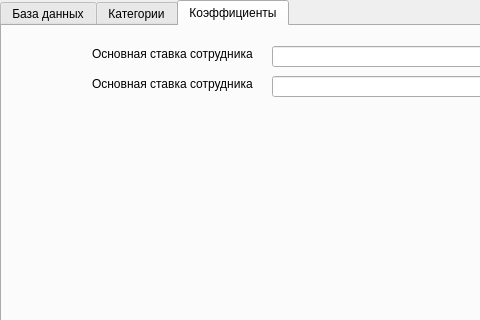
This is settingwindow.ui in yuriybobko/PCReport as Qt 5 draws it before an edit; both pictures show x 0 to 480 and y 0 to 320 of the 640 by 471 pixel window. The edited form follows.
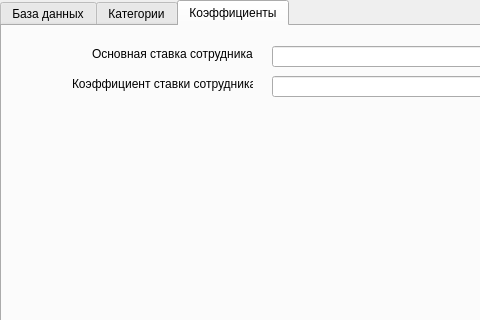
This is the edited form. The open tabs and pages were chosen to show the change.

```diff
--- a/settingwindow.ui
+++ b/settingwindow.ui
@@ -365,14 +365,14 @@
     <widget class="QLabel" name="LblBasicWageKoefSalary">
      <property name="geometry">
       <rect>
-       <x>90</x>
+       <x>70</x>
        <y>50</y>
-       <width>161</width>
+       <width>181</width>
        <height>16</height>
       </rect>
      </property>
      <property name="text">
-      <string>Основная ставка сотрудника:</string>
+      <string>Коэффициент ставки сотрудника:</string>
      </property>
     </widget>
    </widget>
```
